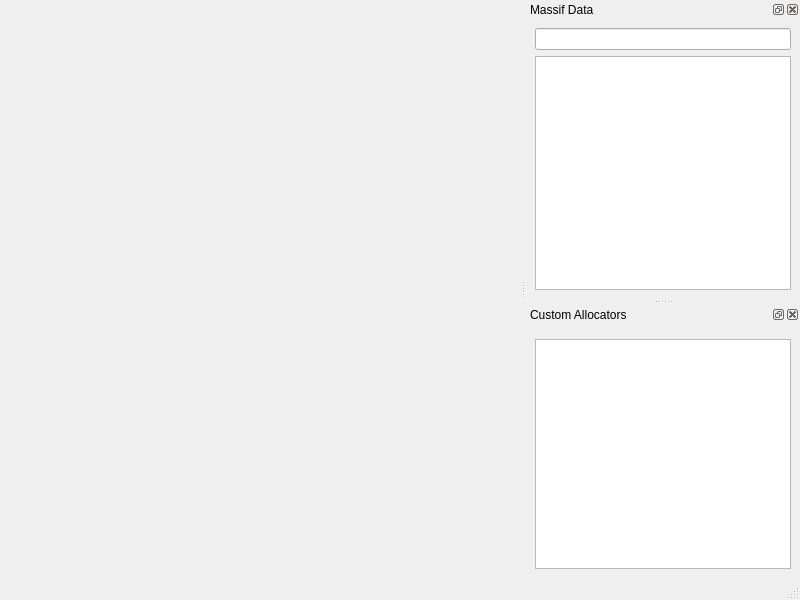
First picture: the form in app/mainwindow.ui, repository KDE/massif-visualizer, before the edit.
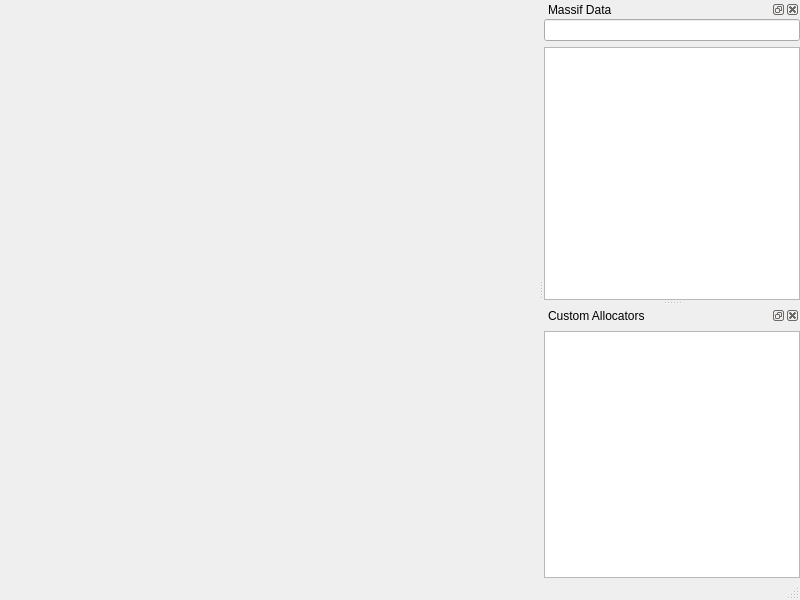
Second picture: the form after the edit. The open tabs and pages were chosen to show the change. Custom widgets are drawn as their Qt base class.

Commit message:
Drop any margins around document & tool views
Matches closer the style of other current apps.

What changed in the file:
```diff
--- a/app/mainwindow.ui
+++ b/app/mainwindow.ui
@@ -31,6 +31,18 @@
       </property>
       <widget class="QWidget" name="displayPage">
        <layout class="QVBoxLayout" name="verticalLayout_6">
+        <property name="leftMargin">
+         <number>0</number>
+        </property>
+        <property name="topMargin">
+         <number>0</number>
+        </property>
+        <property name="rightMargin">
+         <number>0</number>
+        </property>
+        <property name="bottomMargin">
+         <number>0</number>
+        </property>
         <item>
          <widget class="QTabWidget" name="documents">
           <property name="currentIndex">
@@ -113,6 +125,18 @@
    </attribute>
    <widget class="QWidget" name="dockWidgetContents">
     <layout class="QVBoxLayout" name="verticalLayout">
+     <property name="leftMargin">
+      <number>0</number>
+     </property>
+     <property name="topMargin">
+      <number>0</number>
+     </property>
+     <property name="rightMargin">
+      <number>0</number>
+     </property>
+     <property name="bottomMargin">
+      <number>0</number>
+     </property>
      <item>
       <widget class="KLineEdit" name="filterDataTree">
        <property name="urlDropsEnabled" stdset="0">
@@ -141,6 +165,18 @@
    </attribute>
    <widget class="QWidget" name="dockWidgetContents_2">
     <layout class="QVBoxLayout" name="verticalLayout_5">
+     <property name="leftMargin">
+      <number>0</number>
+     </property>
+     <property name="topMargin">
+      <number>0</number>
+     </property>
+     <property name="rightMargin">
+      <number>0</number>
+     </property>
+     <property name="bottomMargin">
+      <number>0</number>
+     </property>
      <item>
       <widget class="KToolBar" name="dockMenuBar" native="true"/>
      </item>
```
The commit also changes 4 other files.
